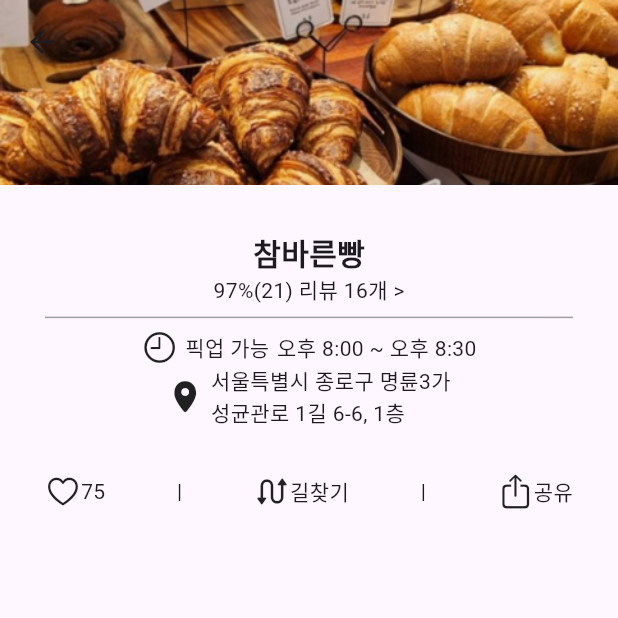
After one commit to backtothefuture-team/backToTheFuture-frontend, a Flutter app: the screen it shows after launch, after a tap on "참바른빵", on a phone screen of 412 x 824 dp, the top half of it. The commit adds this screen. Run offline on Flutter 3.47's test engine with Material 3 defaults, Android fonts, the phone set to English and light mode, and no system bars; our stand-ins replace dio, retrofit; generated files the repository leaves out were written again.

Commit message:
feat: 주문할 가게 선택 시 넘어갈 페이지 생성(StoreInfo) 및 상단 UI 구성

```diff
--- /dev/null
+++ b/lib/ui/first/food_list.dart
@@ -0,0 +1,42 @@
+import 'package:flutter/cupertino.dart';
+import 'package:flutter/material.dart';
+
+class FoodList extends StatefulWidget {
+  const FoodList({super.key});
+
+  @override
+  State<FoodList> createState() => _FoodListState();
+}
+
+class _FoodListState extends State<FoodList> {
+
+  bool _isChecked = false;
+
+  @override
+  Widget build(BuildContext context) {
+    return Column(
+      children: [
+        Column(
+          children: [
+            Checkbox(
+              value: _isChecked,
+              onChanged: (value) {
+                setState(() {
+                  _isChecked = value!;
+                });
+              }
+            ),
+
+            Row(
+              children: [
+                Image.asset(
+                  'assets/images/img.png'
+                )
+              ],
+            )
+          ],
+        )
+      ],
+    );
+  }
+}
--- a/lib/ui/first/store_list.dart
+++ b/lib/ui/first/store_list.dart
@@ -1,6 +1,7 @@
 import 'package:flutter/material.dart';
 
 import '../../config/gaps.dart';
+import '../store_info/store_info_page.dart';
 
 class StoreList extends StatelessWidget {
   const StoreList({super.key});
@@ -10,7 +11,17 @@ class StoreList extends StatelessWidget {
     return ListView.builder(
       itemCount: 10,
       itemBuilder: (context, index) {
-        return Card(
+        return GestureDetector(
+
+          // 가게 클릭, 페이지 이동
+          onTap: (){
+            print('가게 클릭 : $index');
+            Navigator.push(context, MaterialPageRoute(
+                builder: (context) => StoreInfo(selectedStore: index,)
+            ));
+          },
+
+          child: Card(
             margin: EdgeInsets.only(top: 10.0, bottom: 10.0, left: 15.0, right: 15.0),
             color: Colors.white,
             elevation: 5.0,
@@ -22,6 +33,7 @@ class StoreList extends StatelessWidget {
                 // 하단 가게 정보(이름, 리뷰 수, 픽업 시간 등)
                 storeInfo()
               ],
+            ),
           ),
         );
       }
--- /dev/null
+++ b/lib/ui/store_info/store_info_page.dart
@@ -0,0 +1,133 @@
+import 'package:flutter/cupertino.dart';
+import 'package:flutter/material.dart';
+import 'package:rest_api_ex/config/gaps.dart';
+
+class StoreInfo extends StatelessWidget {
+  const StoreInfo({required this.selectedStore, super.key});
+
+  final int selectedStore;
+
+  @override
+  Widget build(BuildContext context) {
+    return Scaffold(
+      body: CustomScrollView(
+        slivers: [
+          // appBar 배경 이미지
+          appBarWidget(context),
+
+          SliverToBoxAdapter(
+            child: Padding(
+              padding: EdgeInsets.all(15.0),
+              child: Column(
+                children: [
+
+                  // 가게 정보
+                  storeInfo(),
+
+                  // 찜, 길찾기, 공유 버튼
+                  placeMenus()
+                ],
+              ),
+            ),
+          )
+        ],
+      )
+    );
+  }
+
+  // appBar 배경 이미지
+  Widget appBarWidget(BuildContext context) {
+    return SliverAppBar(
+      expandedHeight: MediaQuery.of(context).size.height * 0.15,
+      flexibleSpace: FlexibleSpaceBar(
+        background: Image.asset(
+          'assets/images/sample.png',
+          fit: BoxFit.cover,
+        ),
+      ),
+    );
+  }
+
+  // 가게 정보
+  Widget storeInfo() {
+   return const Padding(
+     padding: EdgeInsets.all(15.0),
+     child: Column(
+       children: [
+
+         // 가게명
+         Text(
+           '참바른빵',
+           style: TextStyle(
+               fontSize: 20.0,
+               fontWeight: FontWeight.bold
+           ),
+         ),
+
+         // 리뷰
+         Text('97%(21) 리뷰 16개 >'),
+
+         Divider(color: Colors.grey,),
+
+         // 픽업 가능 시간
+         Row(
+           mainAxisAlignment: MainAxisAlignment.center,
+           children: [
+             Icon(CupertinoIcons.clock),
+             Gaps.gapW5,
+             Text('픽업 가능'),
+             Gaps.gapW5,
+             Text('오후 8:00 ~ 오후 8:30')
+           ],
+         ),
+
+         // 가게 주소
+         Row(
+           mainAxisAlignment: MainAxisAlignment.center,
+           children: [
+             Icon(CupertinoIcons.location_solid),
+             Gaps.gapW5,
+             Text('서울특별시 종로구 명륜3가\n성균관로 1길 6-6, 1층'),
+           ],
+         ),
+       ],
+     ),
+   );
+  }
+
+  // 찜, 길찾기, 공유 메뉴 버튼들
+  Widget placeMenus() {
+    return const Padding(
+      padding: EdgeInsets.all(15.0),
+      child: Row(
+        mainAxisAlignment: MainAxisAlignment.spaceBetween,
+        children: [
+          Row(
+            children: [
+              Icon(CupertinoIcons.heart),
+              Text('75'),
+            ],
+          ),
+
+          Text('|'),
+
+          Row(
+            children: [
+              Icon(CupertinoIcons.arrow_swap),
+              Text('길찾기'),
+            ],
+          ),
+
+          Text('|'),
+
+          Row(
+            children: [
+              Icon(CupertinoIcons.share),
+              Text('공유'),
+            ],
+          ),
+        ],
+      ),
+    );
+  }
+}
```
Also changed, not shown: assets/images/img.png (added). Lines whose indentation alone changed are shown as unchanged.
